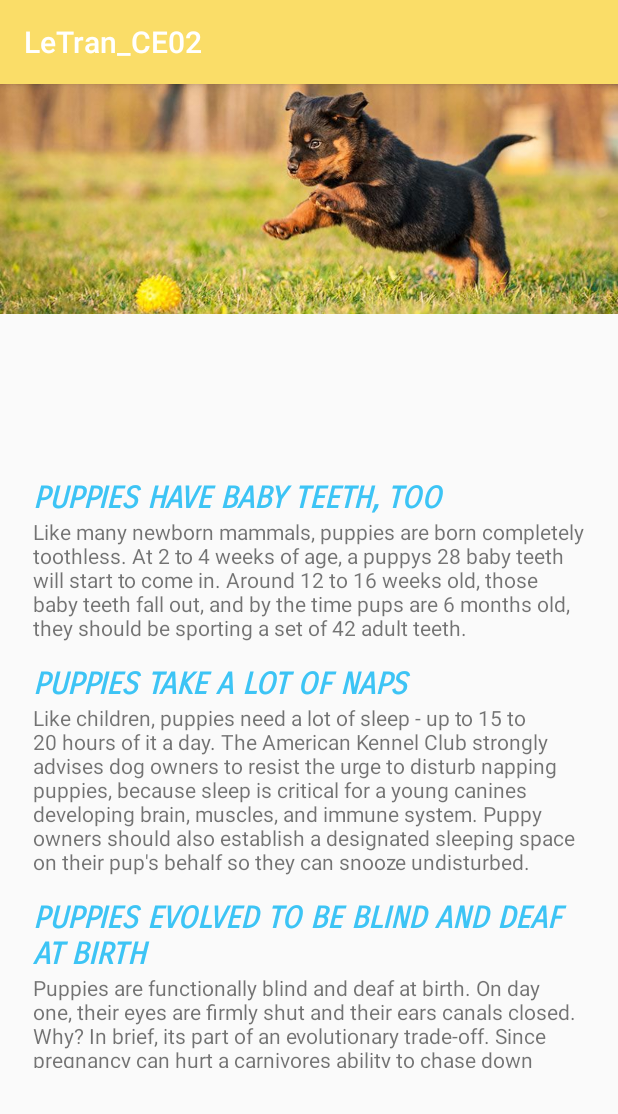
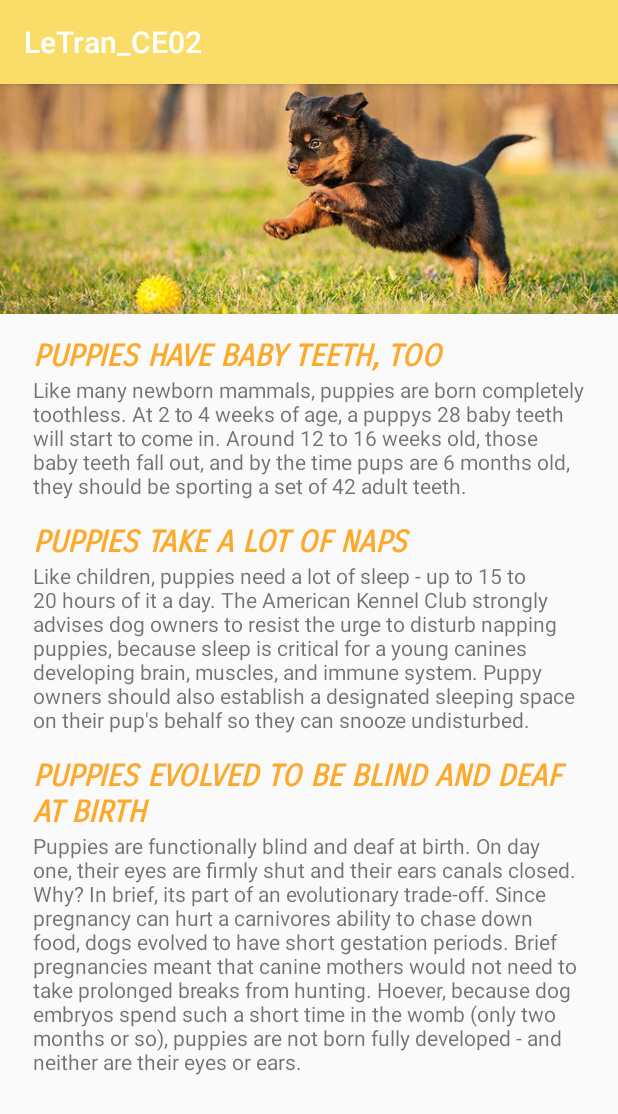
Before and after one commit to tranle13/AID_Resources, an Android app: the screen it shows after launch (MainActivity), on a phone screen of 412 x 824 dp. Shown: the top 1114 px of the screen. Run offline under Robolectric (Android 15) with nearby library versions, the phone set to English and light mode, and no system bars.

Commit message:
Changed the section color and added texts to string.xml file to use for section, contentDesc and content

```diff
--- a/LeTran_CE02/app/src/main/res/layout/activity_main.xml
+++ b/LeTran_CE02/app/src/main/res/layout/activity_main.xml
@@ -12,6 +12,7 @@
         android:id="@+id/imageView"
         android:layout_width="0dp"
         android:layout_height="0dp"
+        android:contentDescription="@string/contentDescription"
         android:scaleType="centerCrop"
         app:layout_constraintBottom_toTopOf="@+id/guideline4"
         app:layout_constraintEnd_toEndOf="parent"
@@ -29,11 +30,10 @@
     <ScrollView
         android:id="@+id/scrollView2"
         android:layout_width="368dp"
-        android:layout_height="392dp"
-        android:layout_marginBottom="9dp"
-        android:layout_marginEnd="8dp"
-        android:layout_marginStart="8dp"
-        android:layout_marginTop="8dp"
+        android:layout_height="0dp"
+        android:layout_marginEnd="16dp"
+        android:layout_marginStart="16dp"
+        android:layout_marginTop="16dp"
         app:layout_constraintBottom_toBottomOf="parent"
         app:layout_constraintEnd_toEndOf="parent"
         app:layout_constraintStart_toStartOf="parent"
@@ -42,7 +42,7 @@
         <LinearLayout
             android:layout_width="match_parent"
             android:layout_height="wrap_content"
-            android:orientation="vertical" >
+            android:orientation="vertical">
 
             <TextView
                 android:id="@+id/textView2"
--- a/LeTran_CE02/app/src/main/res/values/colors.xml
+++ b/LeTran_CE02/app/src/main/res/values/colors.xml
@@ -3,5 +3,5 @@
     <color name="colorPrimary">#fadd68</color>
     <color name="colorPrimaryDark">#ecda30</color>
     <color name="colorAccent">#FF4081</color>
-    <color name="sectionColor">#3dc4f5</color>
+    <color name="sectionColor">#fda92b</color>
 </resources>
--- a/LeTran_CE02/app/src/main/res/values/strings.xml
+++ b/LeTran_CE02/app/src/main/res/values/strings.xml
@@ -1,5 +1,6 @@
 <resources>
     <string name="app_name">LeTran_CE02</string>
+    <string name="contentDescription">Puppy Image</string>
     <string name="section_1">PUPPIES HAVE BABY TEETH, TOO</string>
     <string name="content_1">Like many newborn mammals, puppies are born completely toothless. At
     2 to 4 weeks of age, a puppys 28 baby teeth will start to come in. Around 12 to 16 weeks old,
```
